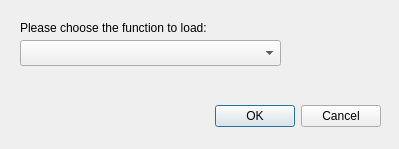
The window that Polyhedron/demo/Polyhedron/Plugins/IO/Function_dialog.ui (CGAL/cgal) describes before a commit, drawn with Qt 5.
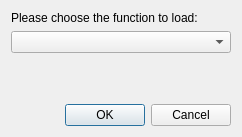
The same window after the commit.

Commit message: Rework Implicit_function UI.

Patch:
```diff
--- a/Polyhedron/demo/Polyhedron/Plugins/IO/Function_dialog.ui
+++ b/Polyhedron/demo/Polyhedron/Plugins/IO/Function_dialog.ui
@@ -6,8 +6,8 @@
    <rect>
     <x>0</x>
     <y>0</y>
-    <width>399</width>
-    <height>149</height>
+    <width>242</width>
+    <height>137</height>
    </rect>
   </property>
   <property name="sizePolicy">
@@ -19,15 +19,32 @@
   <property name="windowTitle">
    <string>Load Function</string>
   </property>
+  <layout class="QVBoxLayout" name="verticalLayout">
+   <item>
+    <widget class="QLabel" name="label">
+     <property name="text">
+      <string>Please choose the function to load:</string>
+     </property>
+    </widget>
+   </item>
+   <item>
+    <widget class="QComboBox" name="functionList"/>
+   </item>
+   <item>
+    <spacer name="verticalSpacer">
+     <property name="orientation">
+      <enum>Qt::Vertical</enum>
+     </property>
+     <property name="sizeHint" stdset="0">
+      <size>
+       <width>20</width>
+       <height>40</height>
+      </size>
+     </property>
+    </spacer>
+   </item>
+   <item>
   <widget class="QDialogButtonBox" name="buttonBox">
-   <property name="geometry">
-    <rect>
-     <x>40</x>
-     <y>100</y>
-     <width>341</width>
-     <height>32</height>
-    </rect>
-   </property>
    <property name="orientation">
     <enum>Qt::Horizontal</enum>
    </property>
@@ -35,29 +52,8 @@
     <set>QDialogButtonBox::Cancel|QDialogButtonBox::Ok</set>
    </property>
   </widget>
-  <widget class="QComboBox" name="functionList">
-   <property name="geometry">
-    <rect>
-     <x>20</x>
-     <y>40</y>
-     <width>261</width>
-     <height>26</height>
-    </rect>
-   </property>
-  </widget>
-  <widget class="QLabel" name="label">
-   <property name="geometry">
-    <rect>
-     <x>20</x>
-     <y>20</y>
-     <width>251</width>
-     <height>16</height>
-    </rect>
-   </property>
-   <property name="text">
-    <string>Please choose the function to load:</string>
-   </property>
-  </widget>
+   </item>
+  </layout>
  </widget>
  <resources/>
  <connections>
```
Lines whose indentation alone changed are shown as unchanged. The commit also changes 1 other file.
